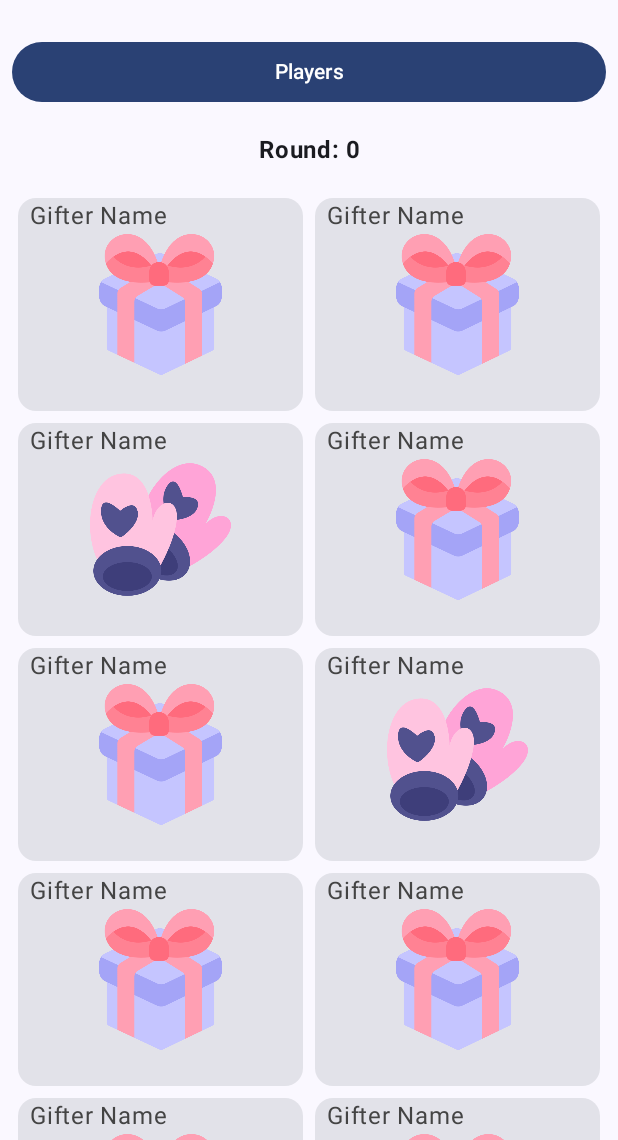
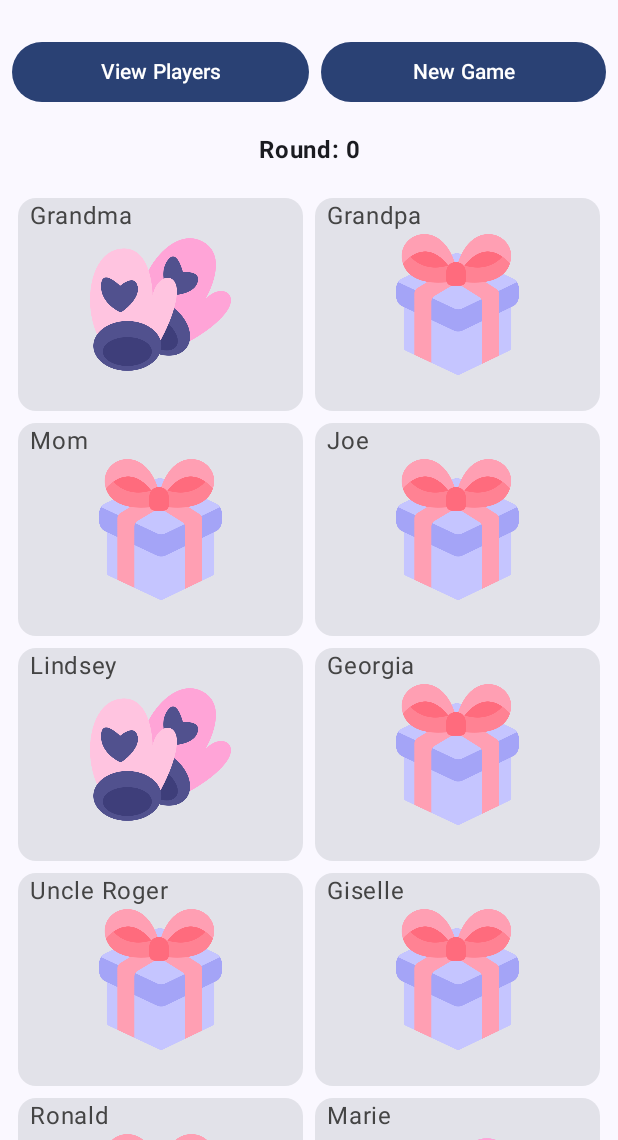
Before and after one commit to gbmyt/white-elephant, an Android app built with Jetpack Compose: the screen it shows after launch (MainActivity), on a phone screen of 412 x 824 dp, the part 96-1236 px from its top. Run offline under Robolectric (Android 15) with nearby library versions, the phone set to English and light mode, and no system bars.

Commit message:
Stubbed out utility function todos in GameViewModel and card click handler TODO in GameScreen

```diff
--- a/app/src/main/java/com/example/whiteelephantgiftexchange/exampleData/GiftData.kt
+++ /dev/null
@@ -1,24 +0,0 @@
-package com.example.whiteelephantgiftexchange.exampleData
-
-import com.example.whiteelephantgiftexchange.R
-import com.example.whiteelephantgiftexchange.model.Gift
-
-class GiftData {
-    val gifts = listOf<Gift>(
-        Gift(),
-        Gift(),
-        Gift(R.drawable.gloves, isWrapped = false),
-        Gift(),
-        Gift(),
-        Gift(R.drawable.gloves, isWrapped = false),
-        Gift(R.drawable.gift, isWrapped = false),
-        Gift(),
-        Gift(),
-        Gift(),
-        Gift(),
-        Gift(),
-        Gift(R.drawable.gloves, isWrapped = false),
-        Gift(),
-        Gift(),
-    )
-}
--- a/app/src/main/java/com/example/whiteelephantgiftexchange/exampleData/PlayerData.kt
+++ b/app/src/main/java/com/example/whiteelephantgiftexchange/exampleData/PlayerData.kt
@@ -1,16 +1,23 @@
 package com.example.whiteelephantgiftexchange.exampleData
 
+import com.example.whiteelephantgiftexchange.R
+import com.example.whiteelephantgiftexchange.model.Gift
 import com.example.whiteelephantgiftexchange.model.Player
 
 class PlayerData {
     val players = listOf<Player>(
-        Player("Grandma", giftUploaded = true),
-        Player("Grandpa"),
-        Player("Mom"),
-        Player("Joe"),
-        Player("Lindsey", giftUploaded = true),
-        Player("Georgia"),
-        Player("Uncle Roger"),
-        Player("Marie", giftUploaded = true),
+        Player("Grandma", gift = Gift(R.drawable.gloves),  giftUploaded = true),
+        Player("Grandpa", gift = Gift()),
+        Player("Mom", gift = Gift()),
+        Player("Joe", gift = Gift()),
+        Player("Lindsey", gift = Gift(R.drawable.gloves), giftUploaded = true),
+        Player("Georgia", gift = Gift()),
+        Player("Uncle Roger", gift = Gift()),
+        Player("Giselle", gift = Gift()),
+        Player("Ronald", gift = Gift()),
+        Player("Marie", gift = Gift(R.drawable.gloves), giftUploaded = true),
+        Player("Linda", gift = Gift(R.drawable.gloves), giftUploaded = true),
+        Player("Georgia", gift = Gift()),
+        Player("Uncle Ted", gift = Gift()),
     )
 }
--- a/app/src/main/java/com/example/whiteelephantgiftexchange/model/Gift.kt
+++ b/app/src/main/java/com/example/whiteelephantgiftexchange/model/Gift.kt
@@ -4,8 +4,6 @@ import androidx.annotation.DrawableRes
 import com.example.whiteelephantgiftexchange.R
 
 data class Gift(
-    @DrawableRes val image: Int = R.drawable.gift,
+    @DrawableRes var image: Int = R.drawable.gift,
     val isWrapped: Boolean = true,
-//    val gifter: Player,
-//    val receiver: Player
 )
--- a/app/src/main/java/com/example/whiteelephantgiftexchange/model/Player.kt
+++ b/app/src/main/java/com/example/whiteelephantgiftexchange/model/Player.kt
@@ -5,6 +5,6 @@ import com.example.whiteelephantgiftexchange.R
 
 class Player (
     val name: String = "",
-//    val gift: Gift = Gift(image = R.drawable.gift),
+    val gift: Gift,
     val giftUploaded: Boolean = false
 )
--- a/app/src/main/java/com/example/whiteelephantgiftexchange/ui/GameUiState.kt
+++ b/app/src/main/java/com/example/whiteelephantgiftexchange/ui/GameUiState.kt
@@ -1,4 +1,6 @@
 package com.example.whiteelephantgiftexchange.ui
+
+import com.example.whiteelephantgiftexchange.model.Player
 
 class GameUiState(
     val round: Int = 0,
--- a/app/src/main/java/com/example/whiteelephantgiftexchange/ui/GameViewModel.kt
+++ b/app/src/main/java/com/example/whiteelephantgiftexchange/ui/GameViewModel.kt
@@ -9,20 +9,31 @@ import kotlinx.coroutines.flow.asStateFlow
 
 class GameViewModel: ViewModel() {
     // GAME STATE
-    private val _uiState = MutableStateFlow(GameUiState()) // Private State
+
+    // Backing property to avoid state updates from other classes
+    private val _uiState = MutableStateFlow(GameUiState(0)) // Private State
     val uiState: StateFlow<GameUiState> = _uiState.asStateFlow() // State the UI can safely consume
+
+    var players: List<Player> = PlayerData().players
 
     // GAME UTILITIES
     fun resetGame() {
-        // set round to zero
-        // wrap all gifts
-        shufflePlayers()
+        // shuffle and wrap all gifts
+        _uiState.value = GameUiState(round = 0)
+
     }
     private fun shufflePlayers(): List<Player> {
-        return PlayerData().players.shuffled()
+        return players.shuffled()
     }
 
-    // onSteal() {}
-    // onUnwrap() {}
-    // onChooseGift() {}
+    // Game Util TODOs
+        // fun onTakeOrUploadImage() {} // Not sure this should be defined here
+        // fun onGameStart() {} ??
+        // fun onStartRound() {}
+        // fun onEndRound() {}
+
+    // Round-Level TODOs
+        // fun onSteal() {}
+        // fun onUnwrap() {}
+        // fun onChooseGift() {}
 }
--- a/app/src/main/java/com/example/whiteelephantgiftexchange/ui/screens/GameScreen.kt
+++ b/app/src/main/java/com/example/whiteelephantgiftexchange/ui/screens/GameScreen.kt
@@ -1,7 +1,6 @@
 package com.example.whiteelephantgiftexchange.ui.screens
 
 import android.util.Log
-import android.widget.ImageButton
 import androidx.compose.foundation.Image
 import androidx.compose.foundation.clickable
 import androidx.compose.foundation.layout.Arrangement
@@ -10,17 +9,17 @@ import androidx.compose.foundation.layout.Column
 import androidx.compose.foundation.layout.ExperimentalLayoutApi
 import androidx.compose.foundation.layout.FlowRow
 import androidx.compose.foundation.layout.Row
-import androidx.compose.foundation.layout.fillMaxHeight
 import androidx.compose.foundation.layout.fillMaxSize
 import androidx.compose.foundation.layout.padding
 import androidx.compose.foundation.layout.size
-import androidx.compose.foundation.layout.wrapContentHeight
 import androidx.compose.foundation.rememberScrollState
 import androidx.compose.foundation.verticalScroll
 import androidx.compose.material3.Button
 import androidx.compose.material3.Card
 import androidx.compose.material3.Text
 import androidx.compose.runtime.Composable
+import androidx.compose.runtime.collectAsState
+import androidx.compose.runtime.getValue
 import androidx.compose.ui.Alignment
 import androidx.compose.ui.Modifier
 import androidx.compose.ui.graphics.Color
@@ -29,13 +28,16 @@ import androidx.compose.ui.text.font.FontWeight
 import androidx.compose.ui.text.style.TextAlign
 import androidx.compose.ui.tooling.preview.Preview
 import androidx.compose.ui.unit.dp
+import androidx.lifecycle.viewmodel.compose.viewModel
 import com.example.whiteelephantgiftexchange.R
 import com.example.whiteelephantgiftexchange.WhiteElephantGiftExchangeApp
-import com.example.whiteelephantgiftexchange.exampleData.GiftData
+import com.example.whiteelephantgiftexchange.model.Player
+import com.example.whiteelephantgiftexchange.ui.GameViewModel
 import com.example.whiteelephantgiftexchange.ui.theme.WhiteElephantGiftExchangeTheme
 
 @Composable
 fun GameScreen(
+    gameViewModel: GameViewModel = viewModel(),
     onPlayerButtonClicked: () -> Unit,
     modifier: Modifier = Modifier
 ) {
@@ -46,36 +48,54 @@ fun GameScreen(
         verticalArrangement = Arrangement.Center,
         horizontalAlignment = Alignment.CenterHorizontally
     ) {
+        val gameUiState by gameViewModel.uiState.collectAsState()
+
         Header(onPlayerButtonClicked)
-        ImageGrid()
+        ImageGrid(players = gameViewModel.players)
     }
 }
 @OptIn(ExperimentalLayoutApi::class)
 @Composable
-fun ImageGrid(modifier: Modifier = Modifier) {
+fun ImageGrid(
+    players: List<Player>,
+    modifier: Modifier = Modifier) {
     // Image Grid with two columns
     FlowRow(
         modifier = modifier,
         horizontalArrangement = Arrangement.Center,
         maxItemsInEachRow = 2
     ) {
-        GiftData().gifts.forEach { item ->
+        players.forEach { player ->
             Card(
                 modifier = modifier
                     .size(150.dp)
                     .padding(4.dp)
                     .weight(1f)
             ) {
-                Box(modifier = modifier.fillMaxSize().clickable { Log.d("CLICK LOG", "Button Clicked!") }) {
+                // On card click, An Alert Box should have the user confirm they want to unwrap the selected gift
+                Box(modifier = modifier
+                    .fillMaxSize()
+                    .clickable(onClick = {
+                        Log.d("CLICK LOG", "Button Clicked!")
+
+                        if (player.gift.isWrapped /* and player isn't gift giver TODO */) {
+                            // ask the player to confirm they want to open it
+                            // update the image resource displayed on the screen
+                            player.gift.image = R.drawable.gloves
+                        } else {
+                            // ask player to confirm they want to steal TODO
+                        }
+                    })
+                ) {
                     Text(
-                        text = "Gifter Name",
+                        text = player.name,
                         textAlign = TextAlign.Start,
                         color = Color.DarkGray,
                         modifier = modifier.padding(start = 8.dp)
                     )
 
                     Image(
-                        painter = painterResource(id = item.image),
+                        painter = painterResource(id = player.gift.image),
                         contentDescription = null,
                         modifier = modifier
                             .padding(24.dp)
@@ -104,9 +124,17 @@ fun Header(onPlayerButtonClicked: () -> Unit, modifier: Modifier = Modifier) {
             modifier = modifier.weight(1f)
         ) {
             Text(
-                text = "Players",
-                textAlign = TextAlign.Center,
-                modifier = modifier.weight(1f)
+                text = "View Players",
+                textAlign = TextAlign.Center
+            )
+        }
+        Button(
+            onClick = { /* Reset Game TODO */},
+            modifier = modifier.weight(1f).padding(start = 8.dp)
+        ) {
+            Text(
+                text = "New Game",
+                textAlign = TextAlign.Center
             )
         }
     }
--- a/app/src/main/res/values/strings.xml
+++ b/app/src/main/res/values/strings.xml
@@ -1,7 +1,7 @@
 <resources>
     <string name="app_name">White Elephant Gift Exchange</string>
-    <string name="import_contacts">Import Contacts</string>
+    <string name="import_contacts">+ Import Contacts</string>
     <string name="back_button">Back</string>
     <string name="players">Players</string>
-    <string name="add_gift">Add Gift</string>
+    <string name="add_gift">Add Gift 🎁</string>
 </resources>
```
Also changed, not shown: app/src/main/java/com/example/whiteelephantgiftexchange/ui/screens/PlayersScreen.kt (+15 -2 lines), app/src/main/res/drawable-nodpi/shuffle_24px.xml (added, +10 -0 lines).
